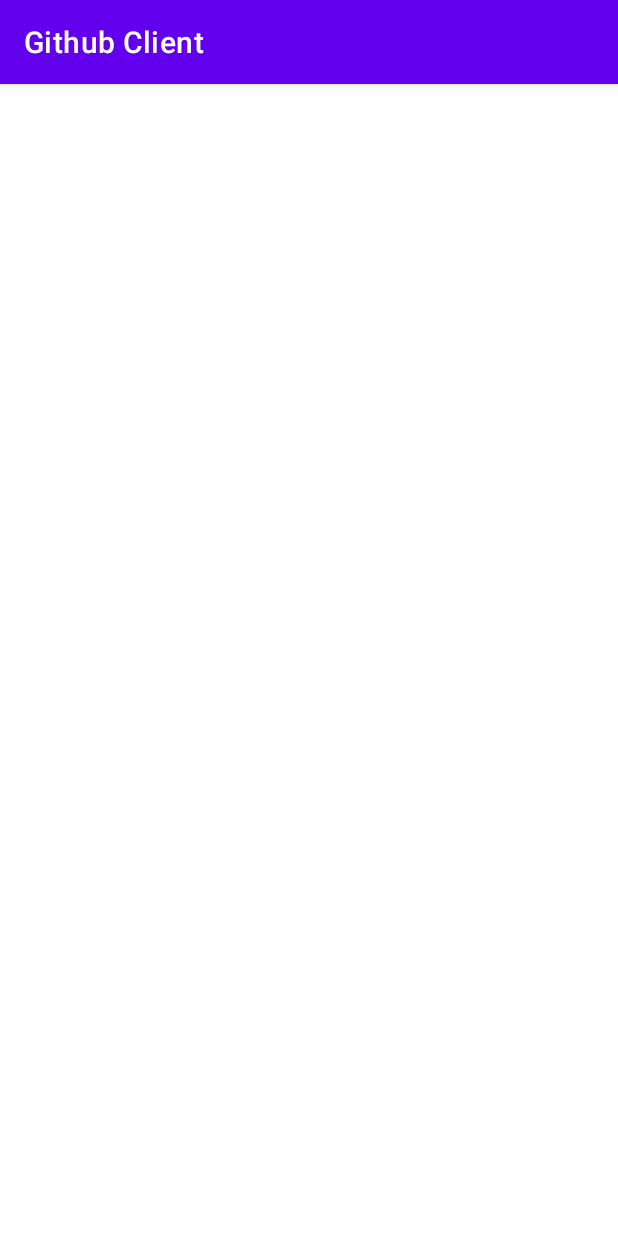
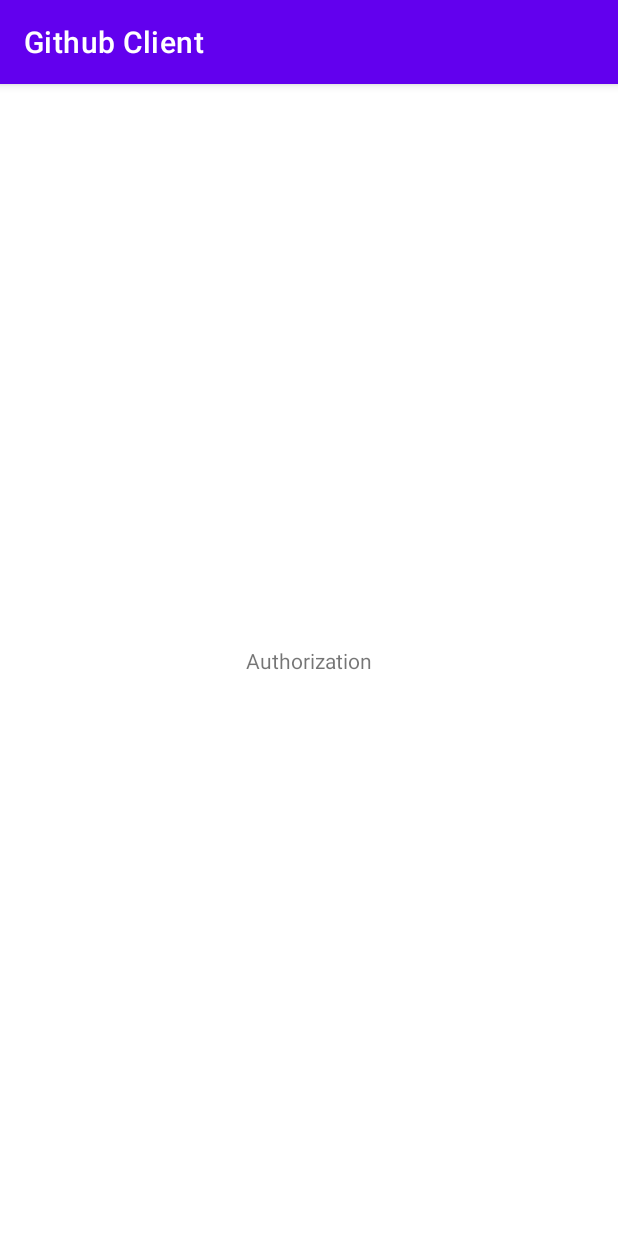
Before and after one commit to maxxxwk/GithubClientProject, an Android app: the screen it shows after launch (NavigationActivity), on a phone screen of 412 x 824 dp. Run offline under Robolectric (Android 15) with nearby library versions, the phone set to English and light mode, and no system bars.

Commit message:
Added Navigation Utils and AuthFragment

```diff
--- /dev/null
+++ b/app/src/main/java/com/pmacademy/githubclient/ui/BaseFragment.kt
@@ -0,0 +1,10 @@
+package com.pmacademy.githubclient.ui
+
+import androidx.annotation.LayoutRes
+import androidx.fragment.app.Fragment
+
+abstract class BaseFragment(@LayoutRes layout: Int) : Fragment(layout) {
+    protected val navigator: Navigator by lazy {
+        (requireActivity() as NavigationActivity).navigator
+    }
+}
--- a/app/src/main/java/com/pmacademy/githubclient/ui/NavigationActivity.kt
+++ b/app/src/main/java/com/pmacademy/githubclient/ui/NavigationActivity.kt
@@ -5,8 +5,18 @@
 import com.pmacademy.githubclient.R
 
 class NavigationActivity : AppCompatActivity() {
+
+    val navigator: Navigator by lazy {
+        Navigator(supportFragmentManager, R.id.container)
+    }
+
     override fun onCreate(savedInstanceState: Bundle?) {
         super.onCreate(savedInstanceState)
         setContentView(R.layout.activity_navigation)
     }
+
+    override fun onResume() {
+        super.onResume()
+        navigator.showAuthFragment()
+    }
 }
--- /dev/null
+++ b/app/src/main/java/com/pmacademy/githubclient/ui/Navigator.kt
@@ -0,0 +1,15 @@
+package com.pmacademy.githubclient.ui
+
+import androidx.annotation.IdRes
+import androidx.fragment.app.FragmentManager
+import com.pmacademy.githubclient.ui.authorization.AuthFragment
+
+class Navigator(private val fragmentManager: FragmentManager,
+                @IdRes private val container: Int) {
+    fun showAuthFragment() {
+        fragmentManager.beginTransaction()
+            .replace(container, AuthFragment.newInstance())
+            .addToBackStack(null)
+            .commit()
+    }
+}
--- /dev/null
+++ b/app/src/main/java/com/pmacademy/githubclient/ui/authorization/AuthFragment.kt
@@ -0,0 +1,18 @@
+package com.pmacademy.githubclient.ui.authorization
+
+import android.os.Bundle
+import android.view.View
+import com.pmacademy.githubclient.R
+import com.pmacademy.githubclient.ui.BaseFragment
+
+class AuthFragment private constructor(): BaseFragment(R.layout.authorization_fragment) {
+
+    companion object {
+        fun newInstance(): AuthFragment {
+            return AuthFragment()
+        }
+    }
+    override fun onViewCreated(view: View, savedInstanceState: Bundle?) {
+        super.onViewCreated(view, savedInstanceState)
+    }
+}
--- /dev/null
+++ b/app/src/main/res/layout/authorization_fragment.xml
@@ -0,0 +1,14 @@
+<?xml version="1.0" encoding="utf-8"?>
+<androidx.constraintlayout.widget.ConstraintLayout xmlns:android="http://schemas.android.com/apk/res/android"
+    xmlns:app="http://schemas.android.com/apk/res-auto"
+    android:layout_width="match_parent"
+    android:layout_height="match_parent">
+    <androidx.appcompat.widget.AppCompatTextView
+        android:layout_width="wrap_content"
+        android:layout_height="wrap_content"
+        app:layout_constraintBottom_toBottomOf="parent"
+        app:layout_constraintLeft_toLeftOf="parent"
+        app:layout_constraintRight_toRightOf="parent"
+        app:layout_constraintTop_toTopOf="parent"
+        android:text="Authorization"/>
+</androidx.constraintlayout.widget.ConstraintLayout>
```
